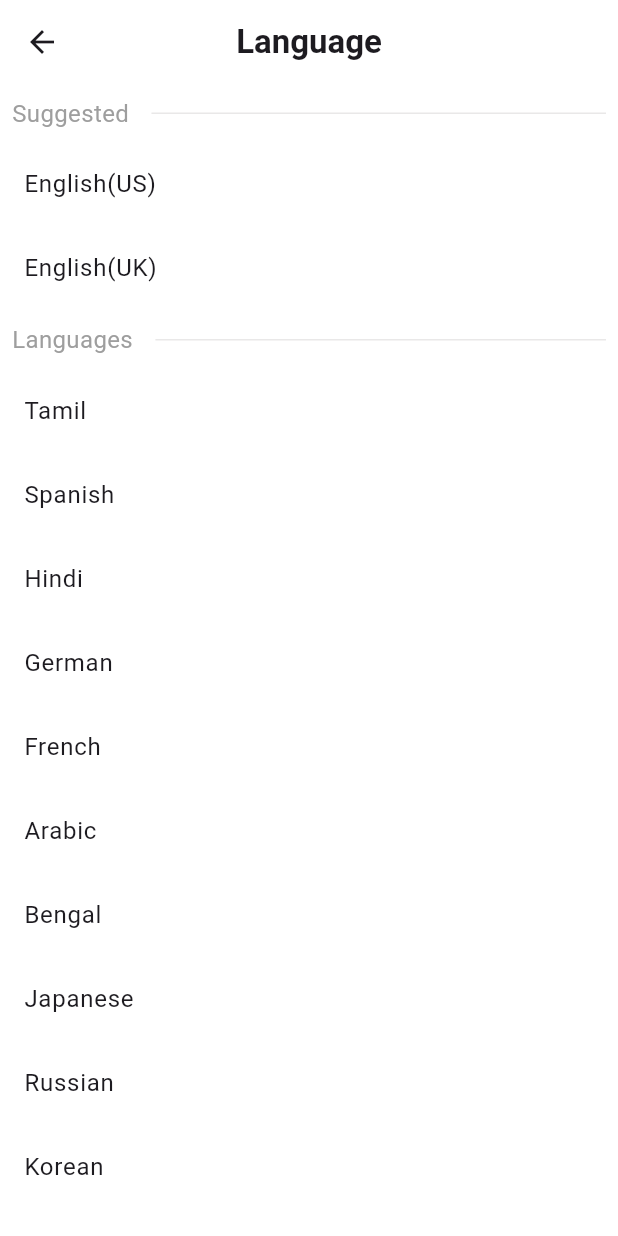
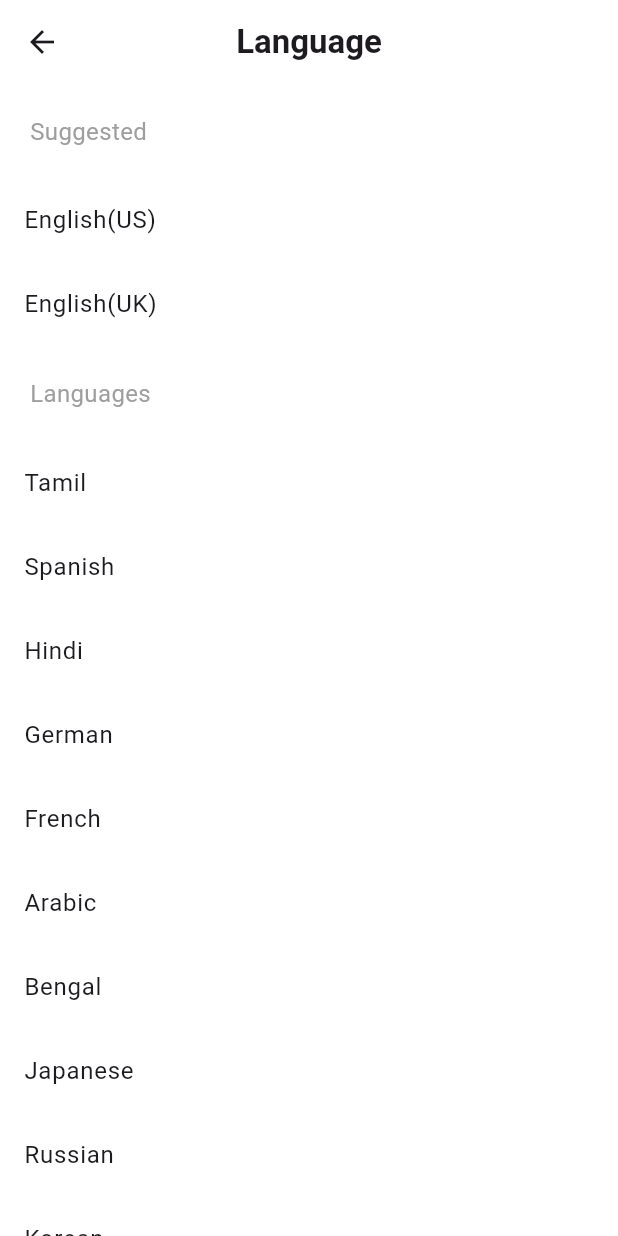
Before and after one commit to rengatech/oncewasa, a Flutter app: the LanguagePage screen opened directly, on a phone screen of 412 x 824 dp. Run offline on Flutter 3.47's test engine with Material 3 defaults, Android fonts, the phone set to English and light mode, and no system bars.

Commit message:
did the mobile responsive

```diff
--- a/lib/Screens/BookGeneration/BookDetailsPage.dart
+++ b/lib/Screens/BookGeneration/BookDetailsPage.dart
@@ -112,7 +112,7 @@ class BookDetailsPage extends StatelessWidget {
                   );
                 },
                 child: Container(
-                  padding: const EdgeInsets.all(10),
+                  padding: const EdgeInsets.all(15),
                   decoration: BoxDecoration(
                     color: const Color(0xFF9610FF),
                     borderRadius: BorderRadius.circular(5.0),
--- a/lib/Screens/BookGeneration/ContentsPage1.dart
+++ b/lib/Screens/BookGeneration/ContentsPage1.dart
@@ -112,7 +112,7 @@ class ContentsPage1 extends StatelessWidget {
                   );
                 },
                 child: Container(
-                  padding: const EdgeInsets.all(10),
+                  padding: const EdgeInsets.all(15),
                   decoration: BoxDecoration(
                     color: const Color(0xFF9610FF),
                     borderRadius: BorderRadius.circular(5.0),
--- a/lib/Screens/BookGeneration/Contentspage2.dart
+++ b/lib/Screens/BookGeneration/Contentspage2.dart
@@ -57,7 +57,7 @@ class ContentsPage2 extends StatelessWidget {
                     );
               },
               child: Container(
-                padding: const EdgeInsets.all(10),
+                padding: const EdgeInsets.all(15),
                 decoration: BoxDecoration(
                   color: const Color(0xFF9610FF),
                   borderRadius: BorderRadius.circular(5.0),
--- a/lib/Screens/BookGeneration/CoverDesignPage.dart
+++ b/lib/Screens/BookGeneration/CoverDesignPage.dart
@@ -83,7 +83,7 @@ class CoverDesignPage extends StatelessWidget {
                 );
               },
               child: Container(
-                padding: const EdgeInsets.all(10),
+                padding: const EdgeInsets.all(12),
                 decoration: BoxDecoration(
                   color: const Color(0xFF9610FF),
                   borderRadius: BorderRadius.circular(5.0),
--- a/lib/Screens/Settings/FollowUpPage.dart
+++ b/lib/Screens/Settings/FollowUpPage.dart
@@ -19,7 +19,7 @@ class _FollowUpPageState extends State<FollowUpPage> {
       ),
       backgroundColor: Colors.white,
       body:  Padding(
-        padding: const EdgeInsets.all(16.0),
+        padding: const EdgeInsets.all(20.0),
         child: Column(
           children: [
             //image and text for container
@@ -54,7 +54,7 @@ class _FollowUpPageState extends State<FollowUpPage> {
               mainAxisAlignment: MainAxisAlignment.spaceBetween,
               children: [
                 Padding(
-                  padding: const EdgeInsets.only(left: 10.0, right: 30.0),
+                  padding: const EdgeInsets.only(left: 1.0, right: 1.0),
                   child: Image.asset(
                     imageAsset,
                     width: 50,
--- a/lib/Screens/Settings/HelpCenterPage.dart
+++ b/lib/Screens/Settings/HelpCenterPage.dart
@@ -31,11 +31,11 @@ class HelpCenterPage extends StatelessWidget {
                   labelText: 'Search',
                   prefixIcon: Icon(Icons.search),
                   border: InputBorder.none,
-                  contentPadding: EdgeInsets.symmetric(horizontal: 20, vertical: 14),
+                  contentPadding: EdgeInsets.symmetric(horizontal: 15, vertical: 12),
                 ),
               ),
             ),
-            SizedBox(height: 16.0),
+            SizedBox(height: 30.0),
             Text(
               'Frequently Asked Questions',
               style: TextStyle(
@@ -43,7 +43,7 @@ class HelpCenterPage extends StatelessWidget {
                 fontWeight: FontWeight.bold,
               ),
             ),
-            SizedBox(height: 10),
+            SizedBox(height: 25),
             Steps(),
           ],
         ),
--- a/lib/Screens/Settings/LanguagePage.dart
+++ b/lib/Screens/Settings/LanguagePage.dart
@@ -39,21 +39,21 @@ class _LanguagePageState extends State<LanguagePage> {
           crossAxisAlignment: CrossAxisAlignment.start,
           children: [
             const Padding(
-              padding: EdgeInsets.all(8.0),
+              padding: EdgeInsets.all(20.0),
               child:Row(
                 children: [
                   Text(
                     'Suggested',
                     style: TextStyle(fontSize: 16, color: Colors.grey),
                   ),
-                  SizedBox(width: 15.0,),
-                  Expanded(
-                    child: Divider(
-                      color: Color.fromARGB(255, 233, 232, 232),
-                      height: 20,
-                      thickness: 1,
-                    ),
-                  ),
+                  // SizedBox(width: 15.0,),
+                  // Expanded(
+                  //   child: Divider(
+                  //     color: Colors.black,
+                  //     height: 20,
+                  //     thickness: 1,
+                  //   ),
+                  // ),
                 ],
               ),
             ),
@@ -79,21 +79,21 @@ class _LanguagePageState extends State<LanguagePage> {
               },
             ),
             const Padding(
-              padding: EdgeInsets.all(8.0),
+              padding: EdgeInsets.all(20.0),
             child:Row(
                 children: [
                   Text(
                     'Languages',
                     style: TextStyle(fontSize: 16, color: Colors.grey),
                   ),
-                  SizedBox(width: 15.0,),
-                  Expanded(
-                    child: Divider(
-                      color: Color.fromARGB(255, 233, 232, 232),
-                      height: 20,
-                      thickness: 1,
-                    ),
-                  ),
+                  // SizedBox(width: 15.0,),
+                  // Expanded(
+                  //   child: Divider(
+                  //     color: Colors.black,
+                  //     height: 20,
+                  //     thickness: 1,
+                  //   ),
+                  // ),
                 ],
               ),
             ),
--- a/lib/Screens/Settings/SecurityPage.dart
+++ b/lib/Screens/Settings/SecurityPage.dart
@@ -143,12 +143,12 @@ class _SecurityPageState extends State<SecurityPage> {
                     },
                     child: Container(
                       padding:
-                          const EdgeInsets.symmetric(vertical: 15, horizontal: 170),
+                          const EdgeInsets.symmetric(vertical: 18, horizontal: 125),
                       child: const Text(
                         "Change Password",
                         style: TextStyle(
                           color: Color(0xFF9610FF),
-                          fontSize: 12,
+                          fontSize: 13,
                           fontWeight: FontWeight.bold,
                         ),
                       ),
```
Also changed, not shown: lib/Screens/PaymentMethods.dart (+8 -8 lines), lib/Screens/PersonalInfo.dart (+9 -9 lines), lib/Screens/PersonalInfoSignUpPage.dart (+15 -14 lines), lib/Screens/WelcomePage.dart (+6 -6 lines).
